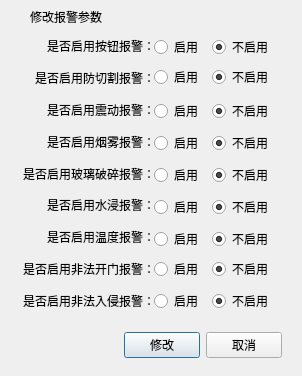
The window that frmeditalarmpara.ui (github188/EntranceGuard) describes before a commit, drawn with Qt 5.
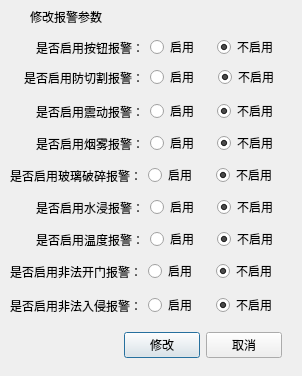
The same window after the commit. Icons and pictures are not drawn.

```diff
--- a/frmeditalarmpara.ui
+++ b/frmeditalarmpara.ui
@@ -302,13 +302,23 @@
      <widget class="QWidget" name="layoutWidget">
       <property name="geometry">
        <rect>
-        <x>154</x>
+        <x>36</x>
         <y>194</y>
-        <width>119</width>
+        <width>242</width>
         <height>25</height>
        </rect>
       </property>
       <layout class="QHBoxLayout" name="horizontalLayout_17">
+       <item>
+        <widget class="QLabel" name="label_17">
+         <property name="text">
+          <string>是否启用温度报警：</string>
+         </property>
+         <property name="alignment">
+          <set>Qt::AlignRight|Qt::AlignTrailing|Qt::AlignVCenter</set>
+         </property>
+        </widget>
+       </item>
        <item>
         <widget class="QRadioButton" name="rbTempEnable">
          <property name="text">
@@ -331,13 +341,23 @@
      <widget class="QWidget" name="layoutWidget">
       <property name="geometry">
        <rect>
-        <x>154</x>
+        <x>36</x>
         <y>162</y>
-        <width>119</width>
+        <width>242</width>
         <height>25</height>
        </rect>
       </property>
       <layout class="QHBoxLayout" name="horizontalLayout_15">
+       <item>
+        <widget class="QLabel" name="label_16">
+         <property name="text">
+          <string>是否启用水浸报警：</string>
+         </property>
+         <property name="alignment">
+          <set>Qt::AlignRight|Qt::AlignTrailing|Qt::AlignVCenter</set>
+         </property>
+        </widget>
+       </item>
        <item>
         <widget class="QRadioButton" name="rbShuiQinEnable">
          <property name="text">
@@ -360,13 +380,23 @@
      <widget class="QWidget" name="layoutWidget">
       <property name="geometry">
        <rect>
-        <x>154</x>
+        <x>10</x>
         <y>130</y>
-        <width>119</width>
+        <width>268</width>
         <height>25</height>
        </rect>
       </property>
       <layout class="QHBoxLayout" name="horizontalLayout_13">
+       <item>
+        <widget class="QLabel" name="label_15">
+         <property name="text">
+          <string>是否启用玻璃破碎报警：</string>
+         </property>
+         <property name="alignment">
+          <set>Qt::AlignRight|Qt::AlignTrailing|Qt::AlignVCenter</set>
+         </property>
+        </widget>
+       </item>
        <item>
         <widget class="QRadioButton" name="rbBoLiEnable">
          <property name="text">
@@ -389,13 +419,23 @@
      <widget class="QWidget" name="layoutWidget">
       <property name="geometry">
        <rect>
-        <x>154</x>
+        <x>36</x>
         <y>98</y>
-        <width>119</width>
+        <width>242</width>
         <height>25</height>
        </rect>
       </property>
       <layout class="QHBoxLayout" name="horizontalLayout_11">
+       <item>
+        <widget class="QLabel" name="label_14">
+         <property name="text">
+          <string>是否启用烟雾报警：</string>
+         </property>
+         <property name="alignment">
+          <set>Qt::AlignRight|Qt::AlignTrailing|Qt::AlignVCenter</set>
+         </property>
+        </widget>
+       </item>
        <item>
         <widget class="QRadioButton" name="rbYanWuEnable">
          <property name="text">
@@ -418,13 +458,23 @@
      <widget class="QWidget" name="layoutWidget">
       <property name="geometry">
        <rect>
-        <x>154</x>
+        <x>36</x>
         <y>66</y>
-        <width>119</width>
+        <width>242</width>
         <height>25</height>
        </rect>
       </property>
       <layout class="QHBoxLayout" name="horizontalLayout_9">
+       <item>
+        <widget class="QLabel" name="label_13">
+         <property name="text">
+          <string>是否启用震动报警：</string>
+         </property>
+         <property name="alignment">
+          <set>Qt::AlignRight|Qt::AlignTrailing|Qt::AlignVCenter</set>
+         </property>
+        </widget>
+       </item>
        <item>
         <widget class="QRadioButton" name="rbZhenDongEnable">
          <property name="text">
@@ -447,13 +497,23 @@
      <widget class="QWidget" name="layoutWidget">
       <property name="geometry">
        <rect>
-        <x>154</x>
+        <x>24</x>
         <y>32</y>
-        <width>119</width>
+        <width>255</width>
         <height>25</height>
        </rect>
       </property>
       <layout class="QHBoxLayout" name="horizontalLayout_7">
+       <item>
+        <widget class="QLabel" name="label_12">
+         <property name="text">
+          <string>是否启用防切割报警：</string>
+         </property>
+         <property name="alignment">
+          <set>Qt::AlignRight|Qt::AlignTrailing|Qt::AlignVCenter</set>
+         </property>
+        </widget>
+       </item>
        <item>
         <widget class="QRadioButton" name="rbFangQieEnable">
          <property name="text">
@@ -476,43 +536,14 @@
      <widget class="QWidget" name="layoutWidget">
       <property name="geometry">
        <rect>
-        <x>154</x>
+        <x>36</x>
         <y>2</y>
-        <width>119</width>
+        <width>242</width>
         <height>25</height>
        </rect>
       </property>
       <layout class="QHBoxLayout" name="horizontalLayout_4">
        <item>
-        <widget class="QRadioButton" name="rbBtnEnable">
-         <property name="text">
-          <string>启用</string>
-         </property>
-        </widget>
-       </item>
-       <item>
-        <widget class="QRadioButton" name="rbBtnDisable">
-         <property name="text">
-          <string>不启用</string>
-         </property>
-         <property name="checked">
-          <bool>true</bool>
-         </property>
-        </widget>
-       </item>
-      </layout>
-     </widget>
-     <widget class="QWidget" name="layoutWidget">
-      <property name="geometry">
-       <rect>
-        <x>10</x>
-        <y>0</y>
-        <width>145</width>
-        <height>281</height>
-       </rect>
-      </property>
-      <layout class="QVBoxLayout" name="verticalLayout">
-       <item>
         <widget class="QLabel" name="label_11">
          <property name="text">
           <string>是否启用按钮报警：</string>
@@ -523,82 +554,19 @@
         </widget>
        </item>
        <item>
-        <widget class="QLabel" name="label_12">
+        <widget class="QRadioButton" name="rbBtnEnable">
          <property name="text">
-          <string>是否启用防切割报警：</string>
+          <string>启用</string>
          </property>
-         <property name="alignment">
-          <set>Qt::AlignRight|Qt::AlignTrailing|Qt::AlignVCenter</set>
-         </property>
         </widget>
        </item>
        <item>
-        <widget class="QLabel" name="label_13">
+        <widget class="QRadioButton" name="rbBtnDisable">
          <property name="text">
-          <string>是否启用震动报警：</string>
+          <string>不启用</string>
          </property>
-         <property name="alignment">
-          <set>Qt::AlignRight|Qt::AlignTrailing|Qt::AlignVCenter</set>
-         </property>
-        </widget>
-       </item>
-       <item>
-        <widget class="QLabel" name="label_14">
-         <property name="text">
-          <string>是否启用烟雾报警：</string>
-         </property>
-         <property name="alignment">
-          <set>Qt::AlignRight|Qt::AlignTrailing|Qt::AlignVCenter</set>
-         </property>
-        </widget>
-       </item>
-       <item>
-        <widget class="QLabel" name="label_15">
-         <property name="text">
-          <string>是否启用玻璃破碎报警：</string>
-         </property>
-         <property name="alignment">
-          <set>Qt::AlignRight|Qt::AlignTrailing|Qt::AlignVCenter</set>
-         </property>
-        </widget>
-       </item>
-       <item>
-        <widget class="QLabel" name="label_16">
-         <property name="text">
-          <string>是否启用水浸报警：</string>
-         </property>
-         <property name="alignment">
-          <set>Qt::AlignRight|Qt::AlignTrailing|Qt::AlignVCenter</set>
-         </property>
-        </widget>
-       </item>
-       <item>
-        <widget class="QLabel" name="label_17">
-         <property name="text">
-          <string>是否启用温度报警：</string>
-         </property>
-         <property name="alignment">
-          <set>Qt::AlignRight|Qt::AlignTrailing|Qt::AlignVCenter</set>
-         </property>
-        </widget>
-       </item>
-       <item>
-        <widget class="QLabel" name="label_18">
-         <property name="text">
-          <string>是否启用非法开门报警：</string>
-         </property>
-         <property name="alignment">
-          <set>Qt::AlignRight|Qt::AlignTrailing|Qt::AlignVCenter</set>
-         </property>
-        </widget>
-       </item>
-       <item>
-        <widget class="QLabel" name="label_19">
-         <property name="text">
-          <string>是否启用非法入侵报警：</string>
-         </property>
-         <property name="alignment">
-          <set>Qt::AlignRight|Qt::AlignTrailing|Qt::AlignVCenter</set>
+         <property name="checked">
+          <bool>true</bool>
          </property>
         </widget>
        </item>
@@ -607,13 +575,23 @@
      <widget class="QWidget" name="layoutWidget_2">
       <property name="geometry">
        <rect>
-        <x>154</x>
-        <y>224</y>
-        <width>119</width>
+        <x>10</x>
+        <y>226</y>
+        <width>268</width>
         <height>25</height>
        </rect>
       </property>
       <layout class="QHBoxLayout" name="horizontalLayout_18">
+       <item>
+        <widget class="QLabel" name="label_18">
+         <property name="text">
+          <string>是否启用非法开门报警：</string>
+         </property>
+         <property name="alignment">
+          <set>Qt::AlignRight|Qt::AlignTrailing|Qt::AlignVCenter</set>
+         </property>
+        </widget>
+       </item>
        <item>
         <widget class="QRadioButton" name="rbIllegalOpenDoorEnable">
          <property name="text">
@@ -636,13 +614,23 @@
      <widget class="QWidget" name="layoutWidget_3">
       <property name="geometry">
        <rect>
-        <x>154</x>
-        <y>256</y>
-        <width>119</width>
+        <x>10</x>
+        <y>260</y>
+        <width>268</width>
         <height>25</height>
        </rect>
       </property>
       <layout class="QHBoxLayout" name="horizontalLayout_19">
+       <item>
+        <widget class="QLabel" name="label_19">
+         <property name="text">
+          <string>是否启用非法入侵报警：</string>
+         </property>
+         <property name="alignment">
+          <set>Qt::AlignRight|Qt::AlignTrailing|Qt::AlignVCenter</set>
+         </property>
+        </widget>
+       </item>
        <item>
         <widget class="QRadioButton" name="rbIllegalInEnable">
          <property name="text">
```
